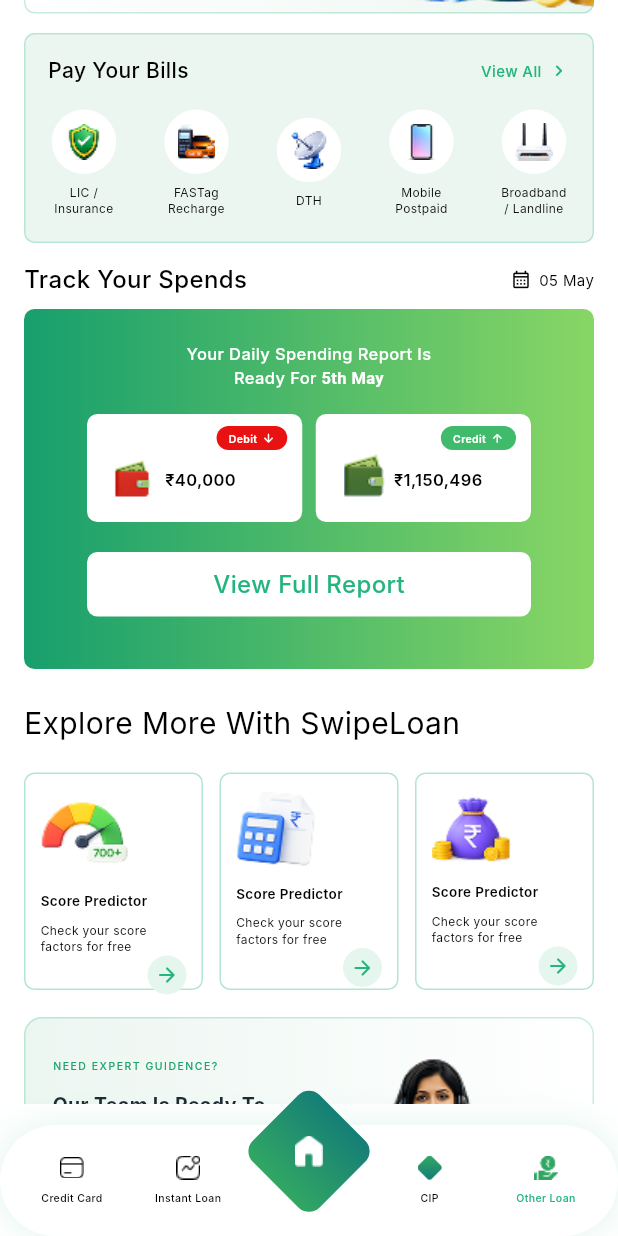
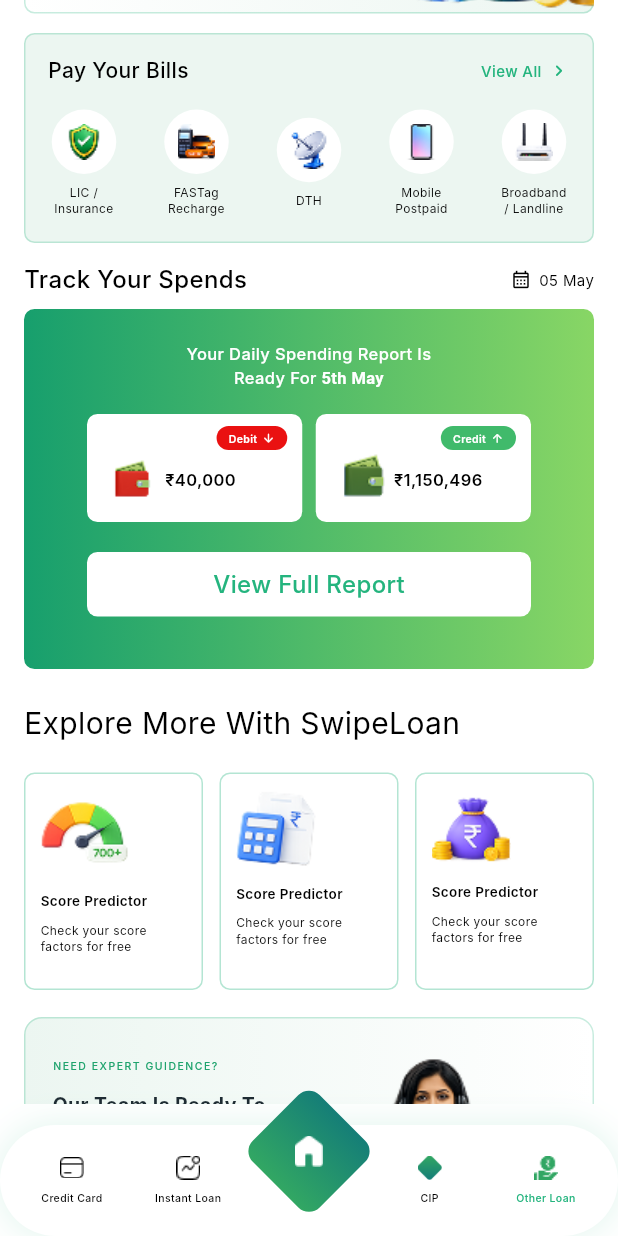
Before and after one commit to AryaMehta03/swipeloan_flutter_assessment, a Flutter app: the screen it shows after launch, scrolled down 1152 dp, on a phone screen of 412 x 824 dp. Run offline on Flutter 3.47's test engine with Material 3 defaults, Android fonts, the phone set to English and light mode, and no system bars; our stand-ins replace flutter_svg; Roboto replaces fonts that are missing (Inter).

Commit message:
fix: improved explore more section UI

```diff
--- a/lib/features/home/presentation/widgets/explore_more_section.dart
+++ b/lib/features/home/presentation/widgets/explore_more_section.dart
@@ -112,19 +112,19 @@ class _ExploreMoreTile extends StatelessWidget {
               color: Colors.black,
             ),
           ),
-          const Spacer(),
-          const Align(
-            alignment: Alignment.centerRight,
-            child: CircleAvatar(
-              radius: 13,
-              backgroundColor: Color(0xFFE5F6EE),
-              child: Icon(
-                Icons.arrow_forward_rounded,
-                size: 16,
-                color: AppColors.primary,
-              ),
-            ),
-          ),
+          // const Spacer(),
+          // const Align(
+          //   alignment: Alignment.centerRight,
+          //   child: CircleAvatar(
+          //     radius: 13,
+          //     backgroundColor: Color(0xFFE5F6EE),
+          //     child: Icon(
+          //       Icons.arrow_forward_rounded,
+          //       size: 16,
+          //       color: AppColors.primary,
+          //     ),
+          //   ),
+          // ),
         ],
       ),
     );
```
